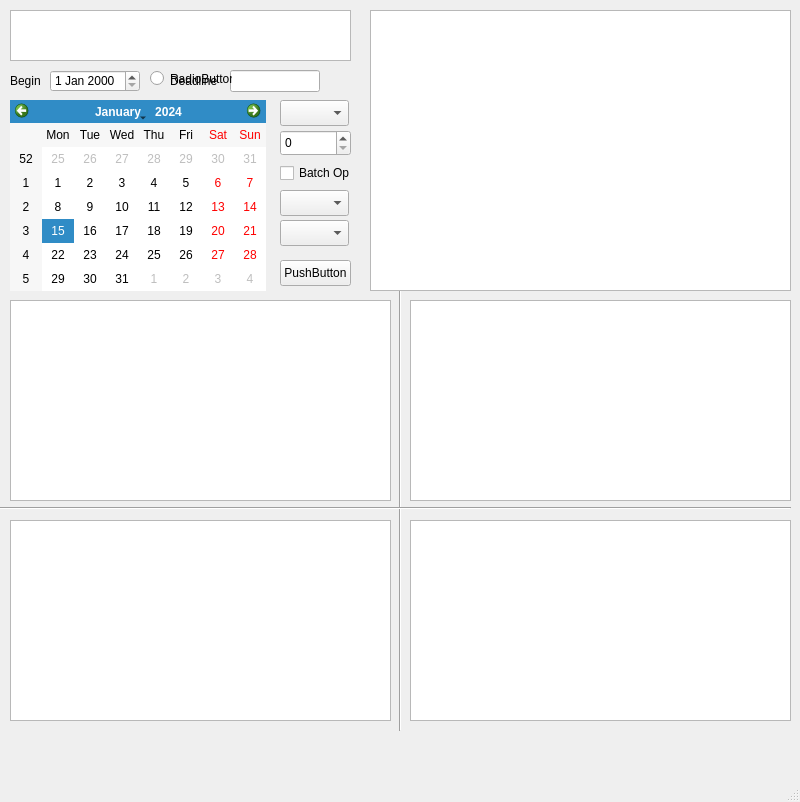
First picture: the form in designer.ui, repository ysglyl/yutools, before the edit.
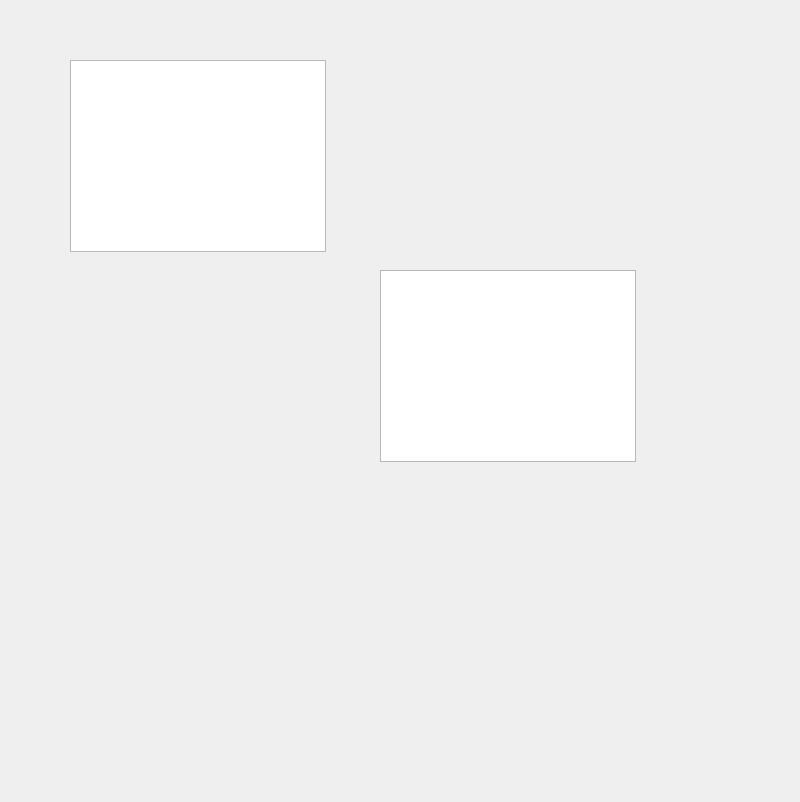
Second picture: the form after the edit.

```diff
--- a/designer.ui
+++ b/designer.ui
@@ -14,242 +14,27 @@
    <string>MainWindow</string>
   </property>
   <widget class="QWidget" name="main_tabs">
-   <widget class="QLabel" name="lbl_deadline">
+   <widget class="QTableView" name="tableView">
     <property name="geometry">
      <rect>
-      <x>170</x>
-      <y>70</y>
-      <width>51</width>
-      <height>22</height>
+      <x>380</x>
+      <y>270</y>
+      <width>256</width>
+      <height>192</height>
      </rect>
     </property>
-    <property name="text">
-     <string>Deadline</string>
-    </property>
    </widget>
-   <widget class="Line" name="line_inportance">
+   <widget class="QListWidget" name="listWidget">
     <property name="geometry">
      <rect>
-      <x>390</x>
-      <y>290</y>
-      <width>20</width>
-      <height>441</height>
-     </rect>
-    </property>
-    <property name="orientation">
-     <enum>Qt::Vertical</enum>
-    </property>
-   </widget>
-   <widget class="QTableView" name="tb_plan">
-    <property name="geometry">
-     <rect>
-      <x>370</x>
-      <y>10</y>
-      <width>421</width>
-      <height>281</height>
-     </rect>
-    </property>
-   </widget>
-   <widget class="QCheckBox" name="cb_batch_op">
-    <property name="geometry">
-     <rect>
-      <x>280</x>
-      <y>160</y>
-      <width>70</width>
-      <height>26</height>
-     </rect>
-    </property>
-    <property name="text">
-     <string>Batch Op</string>
-    </property>
-   </widget>
-   <widget class="QCalendarWidget" name="calendar_select">
-    <property name="geometry">
-     <rect>
-      <x>10</x>
-      <y>100</y>
+      <x>70</x>
+      <y>60</y>
       <width>256</width>
-      <height>191</height>
+      <height>192</height>
      </rect>
     </property>
    </widget>
-   <widget class="QTableView" name="tb_ac_third">
-    <property name="geometry">
-     <rect>
-      <x>10</x>
-      <y>520</y>
-      <width>381</width>
-      <height>201</height>
-     </rect>
-    </property>
-   </widget>
-   <widget class="QTableView" name="tb_ac_second">
-    <property name="geometry">
-     <rect>
-      <x>10</x>
-      <y>300</y>
-      <width>381</width>
-      <height>201</height>
-     </rect>
-    </property>
-   </widget>
-   <widget class="QComboBox" name="combo_urgency">
-    <property name="geometry">
-     <rect>
-      <x>280</x>
-      <y>220</y>
-      <width>69</width>
-      <height>26</height>
-     </rect>
-    </property>
-   </widget>
-   <widget class="QLabel" name="lbl_begin">
-    <property name="geometry">
-     <rect>
-      <x>10</x>
-      <y>70</y>
-      <width>41</width>
-      <height>22</height>
-     </rect>
-    </property>
-    <property name="text">
-     <string>Begin </string>
-    </property>
-   </widget>
-   <widget class="QPushButton" name="btn_save">
-    <property name="geometry">
-     <rect>
-      <x>280</x>
-      <y>260</y>
-      <width>71</width>
-      <height>26</height>
-     </rect>
-    </property>
-    <property name="text">
-     <string>PushButton</string>
-    </property>
-   </widget>
-   <widget class="QSpinBox" name="sb_repeat">
-    <property name="geometry">
-     <rect>
-      <x>280</x>
-      <y>130</y>
-      <width>71</width>
-      <height>26</height>
-     </rect>
-    </property>
-   </widget>
-   <widget class="QComboBox" name="combo_frequency">
-    <property name="geometry">
-     <rect>
-      <x>280</x>
-      <y>100</y>
-      <width>69</width>
-      <height>26</height>
-     </rect>
-    </property>
-   </widget>
-   <widget class="QTextEdit" name="txt_content">
-    <property name="geometry">
-     <rect>
-      <x>10</x>
-      <y>10</y>
-      <width>341</width>
-      <height>51</height>
-     </rect>
-    </property>
-   </widget>
-   <widget class="QLineEdit" name="le_deadline">
-    <property name="geometry">
-     <rect>
-      <x>230</x>
-      <y>70</y>
-      <width>90</width>
-      <height>22</height>
-     </rect>
-    </property>
-   </widget>
-   <widget class="QTableView" name="tb_ac_first">
-    <property name="geometry">
-     <rect>
-      <x>410</x>
-      <y>300</y>
-      <width>381</width>
-      <height>201</height>
-     </rect>
-    </property>
-   </widget>
-   <widget class="QComboBox" name="combo_importance">
-    <property name="geometry">
-     <rect>
-      <x>280</x>
-      <y>190</y>
-      <width>69</width>
-      <height>26</height>
-     </rect>
-    </property>
-   </widget>
-   <widget class="QTableView" name="tb_ac_fourth">
-    <property name="geometry">
-     <rect>
-      <x>410</x>
-      <y>520</y>
-      <width>381</width>
-      <height>201</height>
-     </rect>
-    </property>
-   </widget>
-   <widget class="Line" name="line_urgency">
-    <property name="geometry">
-     <rect>
-      <x>0</x>
-      <y>500</y>
-      <width>791</width>
-      <height>16</height>
-     </rect>
-    </property>
-    <property name="orientation">
-     <enum>Qt::Horizontal</enum>
-    </property>
-   </widget>
-   <widget class="QDateEdit" name="dateEdit">
-    <property name="geometry">
-     <rect>
-      <x>50</x>
-      <y>70</y>
-      <width>90</width>
-      <height>22</height>
-     </rect>
-    </property>
-    <property name="readOnly">
-     <bool>false</bool>
-    </property>
-   </widget>
-   <widget class="QRadioButton" name="radioButton">
-    <property name="geometry">
-     <rect>
-      <x>150</x>
-      <y>70</y>
-      <width>82</width>
-      <height>17</height>
-     </rect>
-    </property>
-    <property name="text">
-     <string>RadioButton</string>
-    </property>
-   </widget>
   </widget>
-  <widget class="QMenuBar" name="menubar">
-   <property name="geometry">
-    <rect>
-     <x>0</x>
-     <y>0</y>
-     <width>800</width>
-     <height>21</height>
-    </rect>
-   </property>
-  </widget>
-  <widget class="QStatusBar" name="statusbar"/>
  </widget>
  <resources/>
  <connections>
```
Left out of the diff: 32 changed lines with no effect on the pictures.
